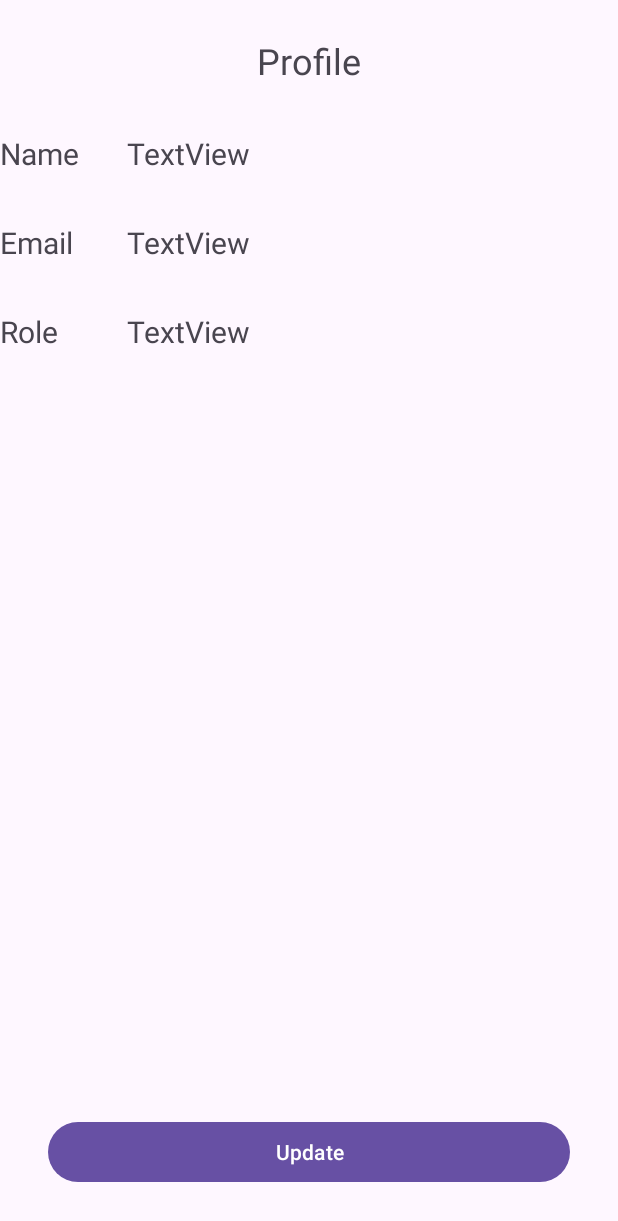
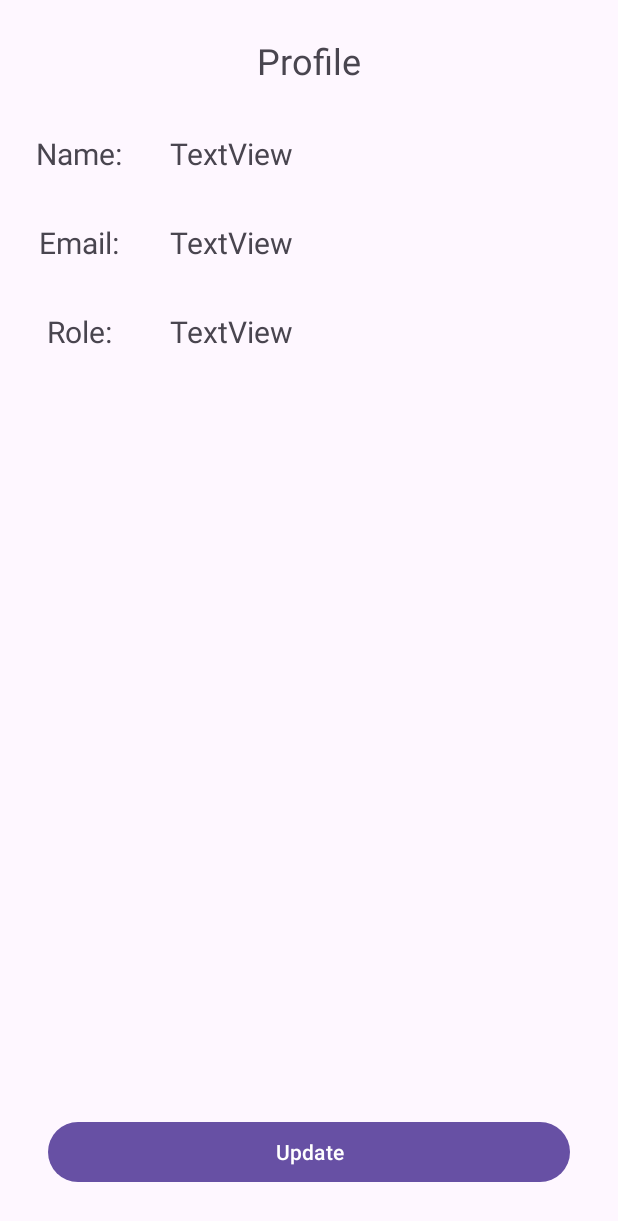
Before and after one commit to whlapinel/5180-assignment-5, an Android app: the fragment ProfileFragment shown on its own in the app's theme, on a phone screen of 412 x 824 dp. Shown: the top 1221 px of the screen. Run offline under Robolectric (Android 15) with nearby library versions, the phone set to English and light mode, and no system bars; 1 statement that could not run was skipped.

```diff
--- a/app/src/main/java/com/example/assignment5/ProfileFragment.java
+++ b/app/src/main/java/com/example/assignment5/ProfileFragment.java
@@ -45,6 +45,8 @@ public class ProfileFragment extends Fragment {
         return fragment;
     }
 
+
+
     @Override
     public void onCreate(Bundle savedInstanceState) {
         super.onCreate(savedInstanceState);
@@ -74,10 +76,14 @@ public class ProfileFragment extends Fragment {
             updateBtn.setOnClickListener(v ->{
                 Log.d(TAG, "onCreateView: update button clicked");
                 MainFragment.FragmentSwitcher fragmentSwitcher = (MainFragment.FragmentSwitcher) getActivity();
+                assert fragmentSwitcher != null;
                 fragmentSwitcher.switchFragment(EditUserFragment.newInstance(user));
             });
             return view;
         }
+    }
 
+    public void setUser(User user) {
+        this.user = user;
     }
 }
--- a/app/src/main/res/layout/fragment_profile.xml
+++ b/app/src/main/res/layout/fragment_profile.xml
@@ -22,31 +22,34 @@
         android:id="@+id/profileNameLabel"
         android:layout_width="wrap_content"
         android:layout_height="wrap_content"
+        android:layout_marginStart="24dp"
         android:layout_marginTop="32dp"
-        android:text="Name"
+        android:text="@string/name_label"
         android:textSize="20sp"
-        app:layout_constraintTop_toBottomOf="@+id/profileTitleText"
-        tools:layout_editor_absoluteX="42dp" />
+        app:layout_constraintStart_toStartOf="parent"
+        app:layout_constraintTop_toBottomOf="@+id/profileTitleText" />
 
     <TextView
         android:id="@+id/profileEmailLabel"
         android:layout_width="wrap_content"
         android:layout_height="wrap_content"
         android:layout_marginTop="32dp"
-        android:text="Email"
+        android:text="@string/email_label"
         android:textSize="20sp"
-        app:layout_constraintTop_toBottomOf="@+id/profileNameLabel"
-        tools:layout_editor_absoluteX="45dp" />
+        app:layout_constraintEnd_toEndOf="@+id/profileNameLabel"
+        app:layout_constraintStart_toStartOf="@+id/profileNameLabel"
+        app:layout_constraintTop_toBottomOf="@+id/profileNameLabel" />
 
     <TextView
         android:id="@+id/profileRoleLabel"
         android:layout_width="wrap_content"
         android:layout_height="wrap_content"
         android:layout_marginTop="32dp"
-        android:text="Role"
+        android:text="@string/role_label"
         android:textSize="20sp"
-        app:layout_constraintTop_toBottomOf="@+id/profileEmailLabel"
-        tools:layout_editor_absoluteX="50dp" />
+        app:layout_constraintEnd_toEndOf="@+id/profileEmailLabel"
+        app:layout_constraintStart_toStartOf="@+id/profileEmailLabel"
+        app:layout_constraintTop_toBottomOf="@+id/profileEmailLabel" />
 
     <TextView
         android:id="@+id/nameValue"
--- a/app/src/main/res/values/strings.xml
+++ b/app/src/main/res/values/strings.xml
@@ -2,9 +2,9 @@
     <string name="create_user_title">Create User Info</string>
     <string name="main_welcom_title">Welcome</string>
     <string name="app_name">assignment3</string>
-    <string name="name_label">Name</string>
-    <string name="email_label">Email</string>
-    <string name="role_label">Role</string>
+    <string name="name_label">Name: </string>
+    <string name="email_label">Email: </string>
+    <string name="role_label">Role: </string>
     <string name="submit_label">Submit</string>
     <string name="cancel_label">Cancel</string>
     <string name="update_label">Update</string>
```
Also changed, not shown: app/src/main/java/com/example/assignment5/EditUserFragment.java (+8 -3 lines), app/src/main/java/com/example/assignment5/MainActivity.java (+26 -3 lines), app/src/main/java/com/example/assignment5/MainFragment.java (+8 -41 lines), 1 other file.
